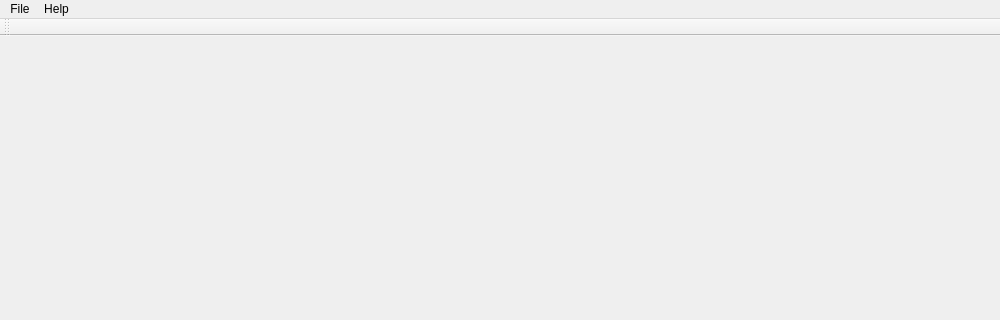
First picture: the form in af/gui/main.ui, repository manerotoni/afw, before the edit; both pictures show x 0 to 1000 and y 0 to 320 of the 1000 by 800 pixel window.
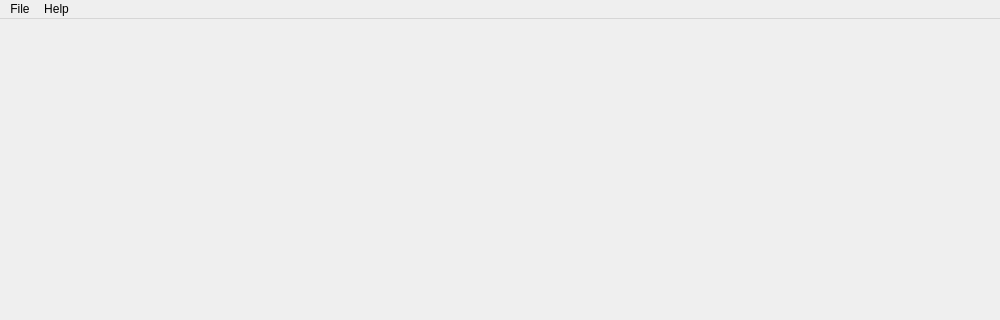
Second picture: the form after the edit.

Patch:
```diff
--- a/af/gui/main.ui
+++ b/af/gui/main.ui
@@ -39,17 +39,6 @@
    <addaction name="menuHelp"/>
   </widget>
   <widget class="QStatusBar" name="statusbar"/>
-  <widget class="QToolBar" name="toolBar">
-   <property name="windowTitle">
-    <string>toolBar</string>
-   </property>
-   <attribute name="toolBarArea">
-    <enum>TopToolBarArea</enum>
-   </attribute>
-   <attribute name="toolBarBreak">
-    <bool>false</bool>
-   </attribute>
-  </widget>
   <widget class="QToolBar" name="navToolBar">
    <property name="windowTitle">
     <string>toolBar_2</string>
```
